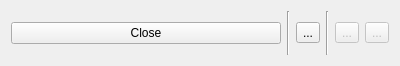
Maproom/qmapshack, file src/qmapshack/mouse/IScrOptRuler.ui: the form before one commit.
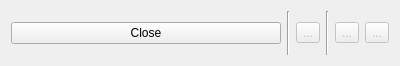
The form after the commit. Icons and pictures are not drawn.

Commit message: Ruler: disable reset button initially

Patch:
```diff
--- a/src/qmapshack/mouse/IScrOptRuler.ui
+++ b/src/qmapshack/mouse/IScrOptRuler.ui
@@ -30,6 +30,9 @@
    </item>
    <item>
     <widget class="QToolButton" name="toolReset">
+     <property name="enabled">
+      <bool>false</bool>
+     </property>
      <property name="toolTip">
       <string>Reset ruler.</string>
      </property>
```
